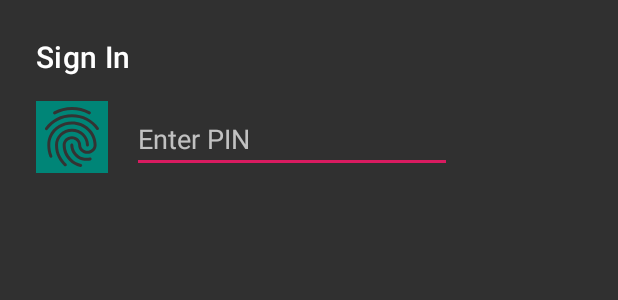
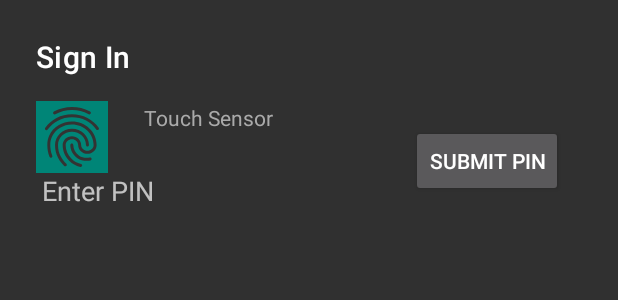
Before and after one commit to amacchia/GrowthJournal, an Android app: the layout dialog_fingerprint.xml on its own in the app's theme, with its tools: preview values and no code run, on a phone screen of 412 x 824 dp. Shown: the top 300 px of the screen. Run offline under Robolectric (Android 15) with nearby library versions, the phone set to English and light mode, and no system bars.

Commit message:
Add submit pin button

```diff
--- a/app/src/main/java/com/example/android/personalgrowthjournal/Authentication/FingerprintDialog.kt
+++ b/app/src/main/java/com/example/android/personalgrowthjournal/Authentication/FingerprintDialog.kt
@@ -59,6 +59,8 @@ class FingerprintDialog : DialogFragment(), FingerprintController.Callback {
     override fun onCreate(savedInstanceState: Bundle?) {
         super.onCreate(savedInstanceState)
 
+        this.isCancelable = false
+
         try {
             keyStore = KeyStore.getInstance("AndroidKeyStore")
         } catch (e: KeyStoreException) {
@@ -90,6 +92,7 @@ class FingerprintDialog : DialogFragment(), FingerprintController.Callback {
         if (initCipher(defaultCipher, DEFAULT_KEY_NAME)) {
             cryptoObject = FingerprintManagerCompat.CryptoObject(defaultCipher)
         }
+
     }
 
     override fun onResume() {
--- a/app/src/main/java/com/example/android/personalgrowthjournal/MainActivity.kt
+++ b/app/src/main/java/com/example/android/personalgrowthjournal/MainActivity.kt
@@ -14,7 +14,6 @@ class MainActivity : AppCompatActivity(), FingerprintDialog.Callback {
     override fun onAuthError() {
         showToast("Auth Error")
     }
-
 
     override fun onCreate(savedInstanceState: Bundle?) {
         super.onCreate(savedInstanceState)
--- a/app/src/main/res/layout/dialog_fingerprint.xml
+++ b/app/src/main/res/layout/dialog_fingerprint.xml
@@ -26,15 +26,15 @@
         android:id="@+id/editText"
         android:layout_width="wrap_content"
         android:layout_height="wrap_content"
-        android:layout_marginStart="16dp"
-        android:layout_marginLeft="16dp"
-        android:layout_marginBottom="24dp"
+        android:layout_marginTop="16dp"
+        android:layout_marginBottom="16dp"
         android:ems="10"
         android:hint="@string/enter_pin_hint"
         android:inputType="numberPassword"
         android:singleLine="true"
         app:layout_constraintBottom_toBottomOf="parent"
-        app:layout_constraintStart_toEndOf="@+id/imageView" />
+        app:layout_constraintStart_toStartOf="@+id/imageView"
+        app:layout_constraintTop_toBottomOf="@+id/imageView" />
 
     <TextView
         android:id="@+id/textView"
@@ -50,4 +50,32 @@
         app:layout_constraintStart_toStartOf="parent"
         app:layout_constraintTop_toTopOf="parent" />
 
+    <TextView
+        android:id="@+id/textView2"
+        android:layout_width="wrap_content"
+        android:layout_height="wrap_content"
+        android:layout_marginStart="24dp"
+        android:layout_marginLeft="24dp"
+        android:layout_marginTop="8dp"
+        android:layout_marginBottom="8dp"
+        android:text="@string/touch_sensor"
+        android:textColor="@android:color/darker_gray"
+        app:layout_constraintBottom_toTopOf="@+id/editText"
+        app:layout_constraintStart_toEndOf="@+id/imageView"
+        app:layout_constraintTop_toBottomOf="@+id/textView" />
+
+    <Button
+        android:id="@+id/button"
+        android:layout_width="wrap_content"
+        android:layout_height="wrap_content"
+        android:layout_marginStart="8dp"
+        android:layout_marginLeft="8dp"
+        android:layout_marginEnd="8dp"
+        android:layout_marginRight="8dp"
+        android:layout_marginBottom="8dp"
+        android:text="@string/submit_pin"
+        app:layout_constraintBottom_toBottomOf="parent"
+        app:layout_constraintEnd_toEndOf="parent"
+        app:layout_constraintStart_toEndOf="@+id/editText" />
+
 </android.support.constraint.ConstraintLayout>
--- a/app/src/main/res/values/strings.xml
+++ b/app/src/main/res/values/strings.xml
@@ -15,4 +15,6 @@
     <string name="fingerprint_content_description">Fingerprint</string>
     <string name="enter_pin_hint">Enter PIN</string>
     <string name="sign_in">Sign In</string>
+    <string name="touch_sensor">Touch Sensor</string>
+    <string name="submit_pin">Submit PIN</string>
 </resources>
```
